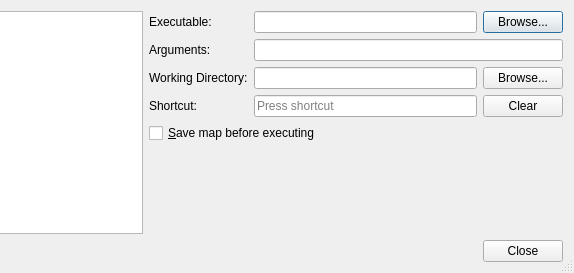
Above: src/tiled/commanddialog.ui from mapeditor/tiled before the change; both pictures show x 283 to 857 and y 0 to 273 of the 857 by 273 pixel window. Below: the same form after it.
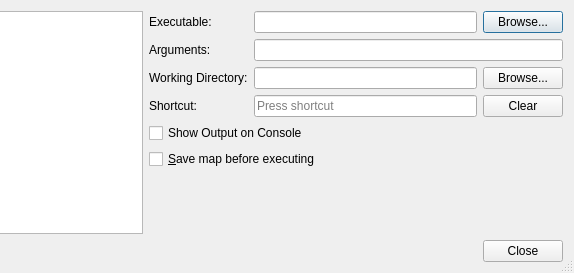
That is the form after the change. Custom widgets are drawn as their Qt base class.

Commit message: Adds option to show output in console

Diff of the .ui file:
```diff
--- a/src/tiled/commanddialog.ui
+++ b/src/tiled/commanddialog.ui
@@ -151,6 +151,13 @@
        </property>
       </widget>
      </item>
+     <item row="4" column="0" colspan="3">
+      <widget class="QCheckBox" name="outputBox">
+       <property name="text">
+        <string>Show Output on Console</string>
+       </property>
+      </widget>
+     </item>
     </layout>
    </item>
    <item row="1" column="0" colspan="2">
```
Left out of the diff: 1 changed line with no effect on the pictures. The commit also changes 9 other files.
